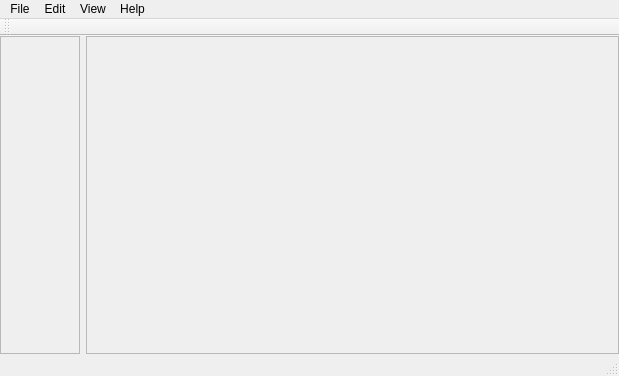
ailinwang/qt-gsview, file Window.ui: the form before one commit.
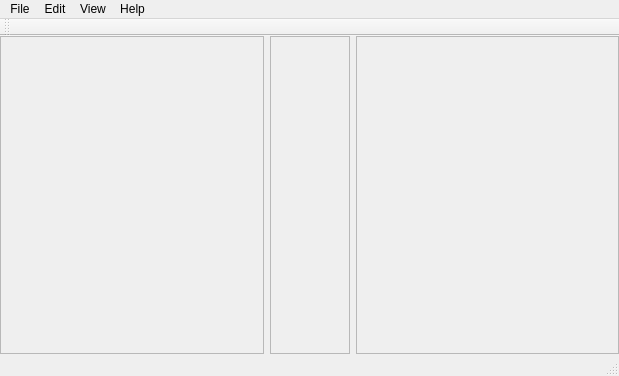
The form after the commit. Icons and pictures are not drawn.

Commit message: put contents in their own class.

The edit to the form file:
```diff
--- a/Window.ui
+++ b/Window.ui
@@ -57,6 +57,47 @@
        <property name="bottomMargin">
         <number>0</number>
        </property>
+       <item>
+        <widget class="QScrollArea" name="contentsScrollArea">
+         <property name="enabled">
+          <bool>true</bool>
+         </property>
+         <property name="sizePolicy">
+          <sizepolicy hsizetype="Fixed" vsizetype="Preferred">
+           <horstretch>0</horstretch>
+           <verstretch>0</verstretch>
+          </sizepolicy>
+         </property>
+         <property name="minimumSize">
+          <size>
+           <width>200</width>
+           <height>0</height>
+          </size>
+         </property>
+         <property name="maximumSize">
+          <size>
+           <width>800</width>
+           <height>16777215</height>
+          </size>
+         </property>
+         <property name="sizeAdjustPolicy">
+          <enum>QAbstractScrollArea::AdjustToContents</enum>
+         </property>
+         <property name="widgetResizable">
+          <bool>true</bool>
+         </property>
+         <widget class="QWidget" name="contentsScrollAreaWidgetContents">
+          <property name="geometry">
+           <rect>
+            <x>0</x>
+            <y>0</y>
+            <width>258</width>
+            <height>318</height>
+           </rect>
+          </property>
+         </widget>
+        </widget>
+       </item>
        <item>
         <widget class="QScrollArea" name="leftScrollArea">
          <property name="enabled">
@@ -120,7 +161,7 @@
            <rect>
             <x>0</x>
             <y>0</y>
-            <width>527</width>
+            <width>257</width>
             <height>318</height>
            </rect>
           </property>
```
The commit also changes 7 other files.
